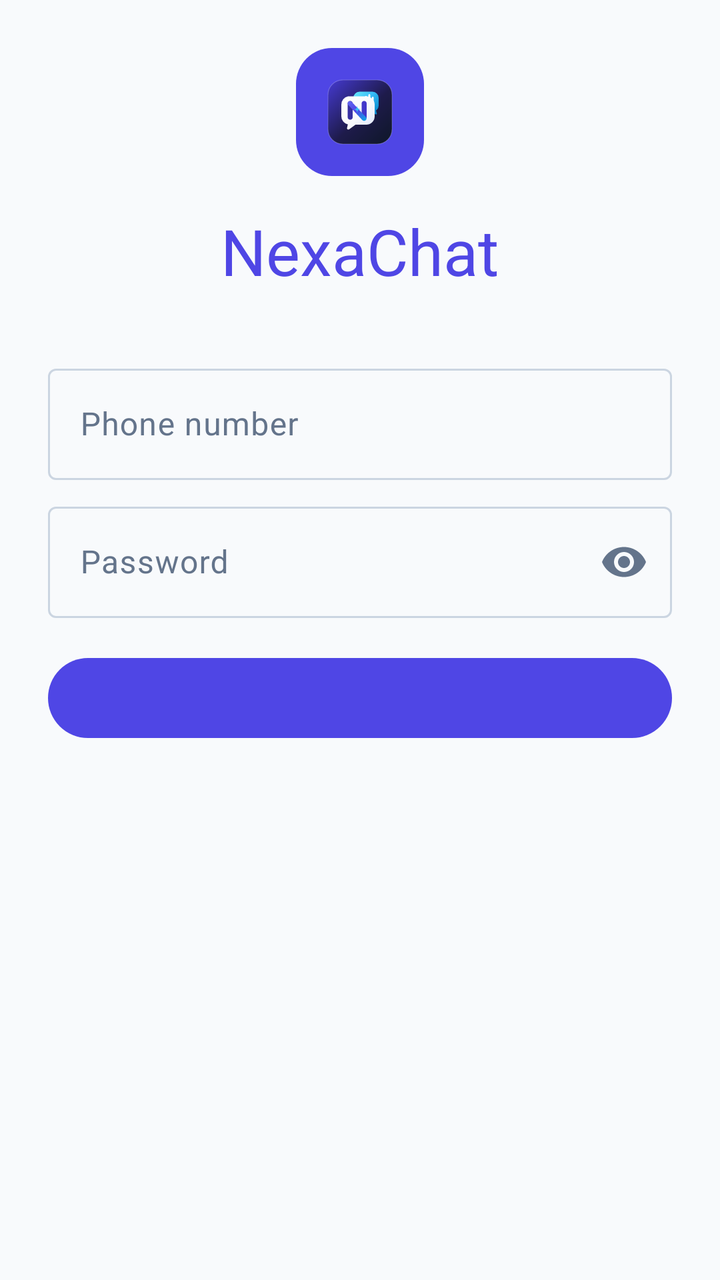
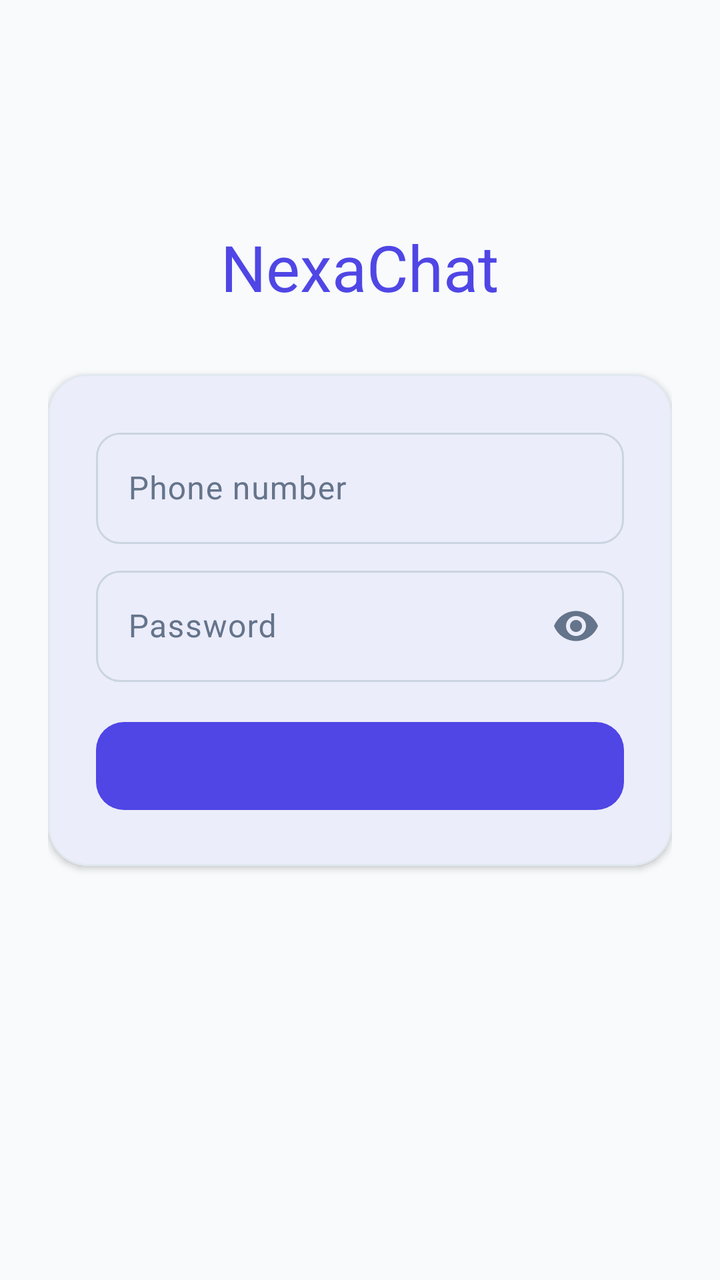

An Android layout rendered at two revisions. The XML below is the earlier revision; the diff shows what the commit changed to produce the second picture.
<!-- AndroidManifest.xml: application theme Theme.NexaChat -->
<!-- res/layout/fragment_login.xml -->
<?xml version="1.0" encoding="utf-8"?>
<FrameLayout xmlns:android="http://schemas.android.com/apk/res/android"
    android:layout_width="match_parent"
    android:layout_height="match_parent"
    android:background="?android:attr/colorBackground">

        <ScrollView
            android:layout_width="match_parent"
            android:layout_height="match_parent"
            android:fillViewport="true">

            <LinearLayout
                android:layout_width="match_parent"
                android:layout_height="wrap_content"
                android:gravity="center_horizontal"
                android:orientation="vertical"
                android:padding="@dimen/space_lg">

                <LinearLayout
                    android:id="@+id/contentColumn"
                    android:layout_width="match_parent"
                    android:layout_height="wrap_content"
                    android:maxWidth="@dimen/auth_form_max_width"
                    android:orientation="vertical"
                    android:gravity="center_horizontal">

                    <ImageView
                        android:id="@+id/authLogo"
                        android:layout_width="64dp"
                        android:layout_height="64dp"
                        android:background="@drawable/bg_auth_logo"
                        android:contentDescription="@string/app_name"
                        android:padding="14dp"
                        android:src="@drawable/ic_nexachat_logo" />

                    <TextView
                        android:id="@+id/authTitle"
                        android:layout_width="wrap_content"
                        android:layout_height="wrap_content"
                        android:layout_marginTop="@dimen/space_md"
                        android:text="@string/app_name"
                        android:textAppearance="?attr/textAppearanceHeadlineLarge"
                        android:textColor="?attr/colorPrimary" />

                    <com.google.android.material.textfield.TextInputLayout
                        android:id="@+id/phoneLayout"
                        android:layout_width="match_parent"
                        android:layout_height="wrap_content"
                        android:layout_marginTop="@dimen/space_xl"
                        android:hint="@string/auth_phone_label">

                        <com.google.android.material.textfield.TextInputEditText
                            android:id="@+id/phoneInput"
                            android:layout_width="match_parent"
                            android:layout_height="wrap_content"
                            android:inputType="phone" />
                    </com.google.android.material.textfield.TextInputLayout>

                    <com.google.android.material.textfield.TextInputLayout
                        android:id="@+id/passwordLayout"
                        android:layout_width="match_parent"
                        android:layout_height="wrap_content"
                        android:layout_marginTop="@dimen/space_sm"
                        android:hint="@string/auth_password_label"
                        app:endIconDrawable="@drawable/ic_visibility"
                        app:endIconContentDescription="@string/cd_password_visibility"
                        app:endIconMode="password_toggle"
                        xmlns:app="http://schemas.android.com/apk/res-auto">

                        <com.google.android.material.textfield.TextInputEditText
                            android:id="@+id/passwordInput"
                            android:layout_width="match_parent"
                            android:layout_height="wrap_content"
                            android:inputType="textPassword" />
                    </com.google.android.material.textfield.TextInputLayout>

                    <TextView
                        android:id="@+id/errorBanner"
                        android:layout_width="match_parent"
                        android:layout_height="wrap_content"
                        android:layout_marginTop="@dimen/space_sm"
                        android:background="?attr/colorErrorContainer"
                        android:padding="@dimen/space_sm"
                        android:textColor="?attr/colorOnErrorContainer"
                        android:visibility="gone" />

                    <com.google.android.material.button.MaterialButton
                        android:id="@+id/primaryAction"
                        android:layout_width="match_parent"
                        android:layout_height="wrap_content"
                        android:layout_marginTop="@dimen/space_md"
                        android:minHeight="@dimen/min_touch_target" />

                    <com.google.android.material.button.MaterialButton
                        android:id="@+id/secondaryAction"
                        style="@style/Widget.Material3.Button.TextButton"
                        android:layout_width="match_parent"
                        android:layout_height="wrap_content"
                        android:minHeight="@dimen/min_touch_target" />
                </LinearLayout>
            </LinearLayout>
        </ScrollView>


    <com.nexachat.core.ui.components.LoadingStateView
        android:id="@+id/loadingState"
        android:layout_width="match_parent"
        android:layout_height="match_parent"
        android:visibility="gone" />

    <com.nexachat.core.ui.components.ErrorStateView
        android:id="@+id/errorState"
        android:layout_width="match_parent"
        android:layout_height="match_parent"
        android:visibility="gone" />

    <com.nexachat.core.ui.components.EmptyStateView
        android:id="@+id/emptyState"
        android:layout_width="match_parent"
        android:layout_height="match_parent"
        android:visibility="gone" />

</FrameLayout>
<!-- resources referenced by this layout -->
<resources>
  <dimen name="auth_form_max_width">440dp</dimen>
  <dimen name="min_touch_target">48dp</dimen>
  <dimen name="space_lg">24dp</dimen>
  <dimen name="space_md">16dp</dimen>
  <dimen name="space_sm">8dp</dimen>
  <dimen name="space_xl">32dp</dimen>
  <!-- drawable bg_auth_logo (drawable) -->
  <?xml version="1.0" encoding="utf-8"?>
  <shape xmlns:android="http://schemas.android.com/apk/res/android"
      android:shape="rectangle">
      <solid android:color="?attr/colorPrimary" />
      <corners android:radius="18dp" />
  </shape>
  <!-- drawable ic_nexachat_logo: vector/xml drawable (drawable, 4274 chars, omitted) -->
  <string name="app_name">NexaChat</string>
  <string name="auth_password_label">Password</string>
  <string name="auth_phone_label">Phone number</string>
  <color name="colorPrimary">@color/brand_indigo</color>
  <color name="colorOnPrimary">#FFFFFFFF</color>
  <color name="colorOnSecondary">#FFFFFFFF</color>
  <color name="colorOnTertiary">#FFFFFFFF</color>
  <color name="colorError">@color/error_red</color>
  <color name="colorOnError">#FFFFFFFF</color>
  <color name="colorSurface">@color/surface_light</color>
  <color name="colorOutline">@color/slate_border</color>
  <color name="brand_indigo">#FF4F46E5</color>
  <color name="brand_indigo_container">#FFE0E7FF</color>
  <color name="slate_secondary">#FF505F76</color>
  <color name="tertiary_sky">#FF0EA5E9</color>
  <color name="tertiary_sky_container">#FFBAE6FD</color>
  <color name="error_red">#FFBA1A1A</color>
  <color name="error_container_light">#FFFFDAD6</color>
  <color name="background_light">#FFF8FAFC</color>
  <color name="text_primary_light">#FF0F172A</color>
  <color name="surface_light">#FFF8FAFC</color>
  <color name="surface_variant_light">#FFE0E3E5</color>
  <color name="text_secondary_light">#FF64748B</color>
  <color name="slate_border">#FFCBD5E1</color>
  <color name="slate_divider">#FFE2E8F0</color>
  <dimen name="corner_sm">8dp</dimen>
  <dimen name="corner_md">12dp</dimen>
  <dimen name="corner_lg">16dp</dimen>
  <!-- unchanged entries left out for length: 41 -->
</resources>

<!-- the commit's change to res/layout/fragment_login.xml (unified diff, before → after) -->
@@ -1,5 +1,6 @@
 <?xml version="1.0" encoding="utf-8"?>
 <FrameLayout xmlns:android="http://schemas.android.com/apk/res/android"
+    xmlns:app="http://schemas.android.com/apk/res-auto"
     android:layout_width="match_parent"
     android:layout_height="match_parent"
     android:background="?android:attr/colorBackground">
@@ -26,12 +27,11 @@
 
                     <ImageView
                         android:id="@+id/authLogo"
-                        android:layout_width="64dp"
-                        android:layout_height="64dp"
-                        android:background="@drawable/bg_auth_logo"
+                        android:layout_width="72dp"
+                        android:layout_height="72dp"
+                        android:layout_gravity="center_horizontal"
                         android:contentDescription="@string/app_name"
-                        android:padding="14dp"
-                        android:src="@drawable/ic_nexachat_logo" />
+                        android:src="@mipmap/ic_launcher_round" />
 
                     <TextView
                         android:id="@+id/authTitle"
@@ -42,54 +42,79 @@
                         android:textAppearance="?attr/textAppearanceHeadlineLarge"
                         android:textColor="?attr/colorPrimary" />
 
-                    <com.google.android.material.textfield.TextInputLayout
-                        android:id="@+id/phoneLayout"
+                    <com.google.android.material.card.MaterialCardView
                         android:layout_width="match_parent"
                         android:layout_height="wrap_content"
                         android:layout_marginTop="@dimen/space_xl"
-                        android:hint="@string/auth_phone_label">
+                        app:cardBackgroundColor="?attr/colorSurface"
+                        app:cardCornerRadius="20dp"
+                        app:cardElevation="2dp"
+                        app:contentPadding="24dp"
+                        app:strokeColor="?attr/colorOutlineVariant"
+                        app:strokeWidth="1dp">
 
-                        <com.google.android.material.textfield.TextInputEditText
-                            android:id="@+id/phoneInput"
+                        <LinearLayout
                             android:layout_width="match_parent"
                             android:layout_height="wrap_content"
-                            android:inputType="phone" />
-                    </com.google.android.material.textfield.TextInputLayout>
+                            android:orientation="vertical">
 
-                    <com.google.android.material.textfield.TextInputLayout
-                        android:id="@+id/passwordLayout"
-                        android:layout_width="match_parent"
-                        android:layout_height="wrap_content"
-                        android:layout_marginTop="@dimen/space_sm"
-                        android:hint="@string/auth_password_label"
-                        app:endIconDrawable="@drawable/ic_visibility"
-                        app:endIconContentDescription="@string/cd_password_visibility"
-                        app:endIconMode="password_toggle"
-                        xmlns:app="http://schemas.android.com/apk/res-auto">
+                            <com.google.android.material.textfield.TextInputLayout
+                                android:id="@+id/phoneLayout"
+                                android:layout_width="match_parent"
+                                android:layout_height="wrap_content"
+                                android:hint="@string/auth_phone_label"
+                                app:boxCornerRadiusBottomEnd="12dp"
+                                app:boxCornerRadiusBottomStart="12dp"
+                                app:boxCornerRadiusTopEnd="12dp"
+                                app:boxCornerRadiusTopStart="12dp">
 
-                        <com.google.android.material.textfield.TextInputEditText
-                            android:id="@+id/passwordInput"
-                            android:layout_width="match_parent"
-                            android:layout_height="wrap_content"
-                            android:inputType="textPassword" />
-                    </com.google.android.material.textfield.TextInputLayout>
+                                <com.google.android.material.textfield.TextInputEditText
+                                    android:id="@+id/phoneInput"
+                                    android:layout_width="match_parent"
+                                    android:layout_height="wrap_content"
+                                    android:inputType="phone" />
+                            </com.google.android.material.textfield.TextInputLayout>
 
-                    <TextView
-                        android:id="@+id/errorBanner"
-                        android:layout_width="match_parent"
-                        android:layout_height="wrap_content"
-                        android:layout_marginTop="@dimen/space_sm"
-                        android:background="?attr/colorErrorContainer"
-                        android:padding="@dimen/space_sm"
-                        android:textColor="?attr/colorOnErrorContainer"
-                        android:visibility="gone" />
+                            <com.google.android.material.textfield.TextInputLayout
+                                android:id="@+id/passwordLayout"
+                                android:layout_width="match_parent"
+                                android:layout_height="wrap_content"
+                                android:layout_marginTop="@dimen/space_sm"
+                                android:hint="@string/auth_password_label"
+                                app:boxCornerRadiusBottomEnd="12dp"
+                                app:boxCornerRadiusBottomStart="12dp"
+                                app:boxCornerRadiusTopEnd="12dp"
+                                app:boxCornerRadiusTopStart="12dp"
+                                app:endIconContentDescription="@string/cd_password_visibility"
+                                app:endIconDrawable="@drawable/ic_visibility"
+                                app:endIconMode="password_toggle">
 
-                    <com.google.android.material.button.MaterialButton
-                        android:id="@+id/primaryAction"
-                        android:layout_width="match_parent"
-                        android:layout_height="wrap_content"
-                        android:layout_marginTop="@dimen/space_md"
-                        android:minHeight="@dimen/min_touch_target" />
+                                <com.google.android.material.textfield.TextInputEditText
+                                    android:id="@+id/passwordInput"
+                                    android:layout_width="match_parent"
+                                    android:layout_height="wrap_content"
+                                    android:inputType="textPassword" />
+                            </com.google.android.material.textfield.TextInputLayout>
+
+                            <TextView
+                                android:id="@+id/errorBanner"
+                                android:layout_width="match_parent"
+                                android:layout_height="wrap_content"
+                                android:layout_marginTop="@dimen/space_sm"
+                                android:background="?attr/colorErrorContainer"
+                                android:padding="@dimen/space_sm"
+                                android:textColor="?attr/colorOnErrorContainer"
+                                android:visibility="gone" />
+
+                            <com.google.android.material.button.MaterialButton
+                                android:id="@+id/primaryAction"
+                                android:layout_width="match_parent"
+                                android:layout_height="wrap_content"
+                                android:layout_marginTop="@dimen/space_md"
+                                android:minHeight="52dp"
+                                app:cornerRadius="14dp" />
+                        </LinearLayout>
+                    </com.google.android.material.card.MaterialCardView>
 
                     <com.google.android.material.button.MaterialButton
                         android:id="@+id/secondaryAction"
<!-- resource entries referenced after the edit -->
@@ -6,17 +6,51 @@
   <dimen name="space_md">16dp</dimen>
   <dimen name="space_sm">8dp</dimen>
   <dimen name="space_xl">32dp</dimen>
-  <!-- drawable bg_auth_logo (drawable) -->
+  <!-- mipmap ic_launcher_round (mipmap-anydpi-v26) -->
   <?xml version="1.0" encoding="utf-8"?>
-  <shape xmlns:android="http://schemas.android.com/apk/res/android"
-      android:shape="rectangle">
-      <solid android:color="?attr/colorPrimary" />
-      <corners android:radius="18dp" />
-  </shape>
-  <!-- drawable ic_nexachat_logo: vector/xml drawable (drawable, 4274 chars, omitted) -->
+  <adaptive-icon xmlns:android="http://schemas.android.com/apk/res/android">
+      <background android:drawable="@drawable/ic_launcher_background" />
+      <foreground android:drawable="@drawable/ic_launcher_foreground" />
+      <monochrome android:drawable="@drawable/ic_launcher_monochrome" />
+  </adaptive-icon>
   <string name="app_name">NexaChat</string>
   <string name="auth_password_label">Password</string>
   <string name="auth_phone_label">Phone number</string>
+  <!-- drawable ic_launcher_background: vector/xml drawable (drawable, 2949 chars, omitted) -->
+  <!-- drawable ic_launcher_foreground: vector/xml drawable (drawable, 7054 chars, omitted) -->
+  <!-- drawable ic_launcher_monochrome (drawable) -->
+  <?xml version="1.0" encoding="utf-8"?>
+  <vector xmlns:android="http://schemas.android.com/apk/res/android"
+      android:width="108dp"
+      android:height="108dp"
+      android:viewportWidth="108"
+      android:viewportHeight="108">
+  
+      
+      <path
+          android:fillColor="#FFFFFF"
+          android:fillType="evenOdd"
+          android:pathData="
+              M54,24 h18.5 a9,9 0 0,1 9,9 v10.5 a9,9 0 0,1 -3.8,7.3 l1.1,4.0 c0.3,1.0 -0.8,1.8 -1.7,1.2 l-4.8,-3.1 h-2.3 v-9.4 a15,15 0 0,0 -15,-15 h-8.5 v-0.5 a4,4 0 0,1 7.5,-4 z
+              M62,30.5 a1.3,1.3 0 0,1 2.6,0 v6.2 a1.3,1.3 0 0,1 -2.6,0 z
+              M67,28.0 a1.3,1.3 0 0,1 2.6,0 v11.2 a1.3,1.3 0 0,1 -2.6,0 z
+              M72,31.8 a1.3,1.3 0 0,1 2.6,0 v4.8 a1.3,1.3 0 0,1 -2.6,0 z" />
+  
+      
+      <path
+          android:fillColor="#FFFFFF"
+          android:fillType="evenOdd"
+          android:pathData="
+              M36,31 h27 a12,12 0 0,1 12,12 v17 a12,12 0 0,1 -12,12 h-16 l-9.2,6.7 c-1.5,1.1 -3.5,-0.2 -3.1,-2.0 l1.2,-5.0 a12,12 0 0,1 -9.9,-11.7 v-17 a12,12 0 0,1 10,-12 z
+              M35.5,41.2 c0,-2.1 1.7,-3.8 3.8,-3.8 c2.1,0 3.8,1.7 3.8,3.8 v20.6 c0,2.1 -1.7,3.8 -3.8,3.8 c-2.1,0 -3.8,-1.7 -3.8,-3.8 z
+              M56.4,41.2 c0,-2.1 1.7,-3.8 3.8,-3.8 c2.1,0 3.8,1.7 3.8,3.8 v20.6 c0,2.1 -1.7,3.8 -3.8,3.8 c-2.1,0 -3.8,-1.7 -3.8,-3.8 z
+              M36.8,38.4 c1.6,-1.2 3.9,-0.8 5.2,0.8 l20.8,22.4 c1.4,1.5 1.2,3.8 -0.4,5.0 c-1.6,1.2 -3.9,0.8 -5.2,-0.8 l-20.8,-22.4 c-1.4,-1.5 -1.2,-3.8 0.4,-5.0 z" />
+  
+      
+      <path
+          android:fillColor="#FFFFFF"
+          android:pathData="M49.8,45.2 C50.2,49.0 50.8,49.6 54.6,50.0 C50.8,50.4 50.2,51.0 49.8,54.8 C49.4,51.0 48.8,50.4 45.0,50.0 C48.8,49.6 49.4,49.0 49.8,45.2 Z" />
+  </vector>
   <color name="colorPrimary">@color/brand_indigo</color>
   <color name="colorOnPrimary">#FFFFFFFF</color>
   <color name="colorOnSecondary">#FFFFFFFF</color>
